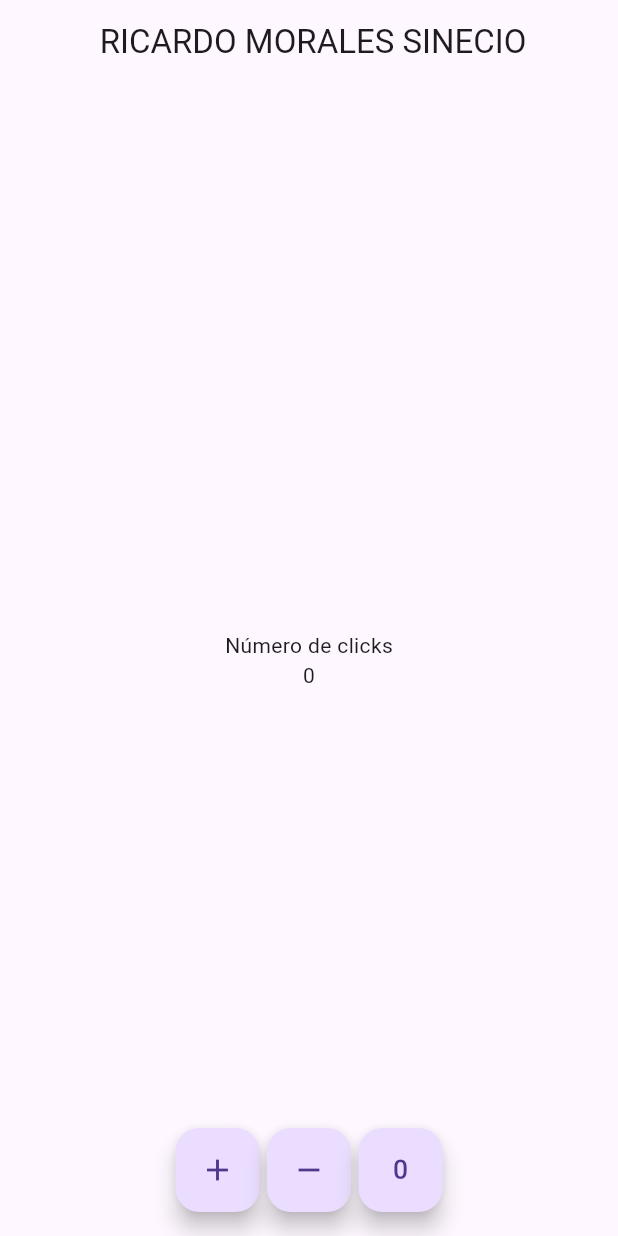
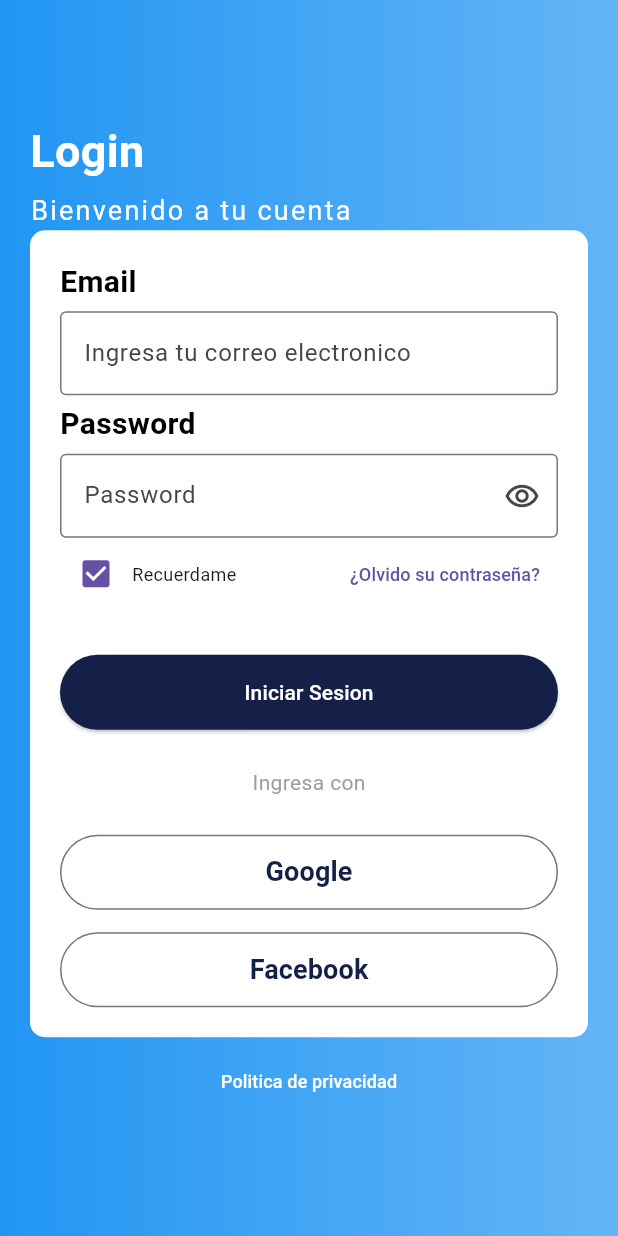
Before and after one commit to RicardoMorales04/appFlutter, a Flutter app: the screen it shows after launch, on a phone screen of 412 x 824 dp. Run offline on Flutter 3.47's test engine with Material 3 defaults, Android fonts, the phone set to English and light mode, and no system bars.

Commit message:
Second commit

```diff
--- a/lib/main.dart
+++ b/lib/main.dart
@@ -1,4 +1,5 @@
-import 'package:countertest/pages/home_pages.dart';
+//import 'package:countertest/pages/home_pages.dart';
+import 'package:countertest/pages/login_pages.dart';
 import 'package:flutter/material.dart';
 
 void main() => runApp(const MyApp());
@@ -10,7 +11,7 @@ class MyApp extends StatelessWidget {
   Widget build(BuildContext context) {
     return const MaterialApp(
       title: 'Material App',
-      home: HomePage(),
+      home: LoginPage(),
     );
   }
 }
--- /dev/null
+++ b/lib/pages/login_pages.dart
@@ -0,0 +1,297 @@
+import 'package:flutter/material.dart';
+
+class LoginPage extends StatefulWidget {
+  const LoginPage({super.key});
+
+  @override
+  State<LoginPage> createState() => _LoginPageState();
+}
+
+class _LoginPageState extends State<LoginPage> {
+  @override
+  Widget build(BuildContext context) {
+    return const Scaffold(
+      body: Stack(
+        children: [
+          Fondo(),
+          Contenido(),
+        ],
+      ),
+    );
+  }
+}
+
+class Fondo extends StatelessWidget {
+  const Fondo({super.key});
+
+  @override
+  Widget build(BuildContext context) {
+    return Container(
+      decoration: BoxDecoration(
+          gradient: LinearGradient(
+        colors: [Colors.blue.shade300, Colors.blue],
+        begin: Alignment.centerRight,
+        end: Alignment.centerLeft,
+      )),
+    );
+  }
+}
+
+class Contenido extends StatefulWidget {
+  const Contenido({super.key});
+
+  @override
+  State<Contenido> createState() => _ContenidoState();
+}
+
+class _ContenidoState extends State<Contenido> {
+  @override
+  Widget build(BuildContext context) {
+    return const Padding(
+      padding: EdgeInsets.symmetric(horizontal: 20),
+      child: Column(
+        mainAxisAlignment: MainAxisAlignment.center,
+        crossAxisAlignment: CrossAxisAlignment.start,
+        children: [
+          Text(
+            'Login',
+            style: TextStyle(
+              color: Colors.white,
+              fontWeight: FontWeight.bold,
+              fontSize: 30,
+            ),
+          ),
+          SizedBox(
+            height: 5,
+          ),
+          Text(
+            'Bienvenido a tu cuenta',
+            style: TextStyle(
+              color: Colors.white,
+              fontSize: 18,
+              letterSpacing: 1.5,
+            ),
+          ),
+          Datos(),
+          SizedBox(
+            height: 5,
+          ),
+          Privacidad(),
+        ],
+      ),
+    );
+  }
+}
+
+class Datos extends StatefulWidget {
+  const Datos({super.key});
+
+  @override
+  State<Datos> createState() => _DatosState();
+}
+
+class _DatosState extends State<Datos> {
+  bool showPassword = true;
+
+  @override
+  Widget build(BuildContext context) {
+    return Container(
+      padding: const EdgeInsets.all(20),
+      decoration: BoxDecoration(
+        borderRadius: BorderRadius.circular(10),
+        color: Colors.white,
+      ),
+      child: Column(
+        crossAxisAlignment: CrossAxisAlignment.start,
+        children: [
+          const Text(
+            'Email',
+            style: TextStyle(
+              color: Colors.black,
+              fontWeight: FontWeight.bold,
+              fontSize: 20,
+            ),
+          ),
+          const SizedBox(
+            height: 5,
+          ),
+          TextFormField(
+            keyboardType: TextInputType.emailAddress,
+            decoration: const InputDecoration(
+              border: OutlineInputBorder(),
+              hintText: 'Ingresa tu correo electronico',
+            ),
+          ),
+          const SizedBox(
+            height: 5,
+          ),
+          const Text(
+            'Password',
+            style: TextStyle(
+              color: Colors.black,
+              fontWeight: FontWeight.bold,
+              fontSize: 20,
+            ),
+          ),
+          const SizedBox(
+            height: 5,
+          ),
+          TextFormField(
+            obscureText: showPassword,
+            decoration: InputDecoration(
+              border: const OutlineInputBorder(),
+              hintText: 'Password',
+              suffixIcon: IconButton(
+                icon: const Icon(Icons.remove_red_eye_outlined),
+                onPressed: () => {
+                  setState(() {
+                    showPassword == true
+                        ? showPassword = true
+                        : showPassword = false;
+                  }),
+                },
+              ),
+            ),
+          ),
+          const Remember(),
+          const SizedBox(
+            height: 30,
+          ),
+          const Botones(),
+        ],
+      ),
+    );
+  }
+}
+
+class Remember extends StatefulWidget {
+  const Remember({super.key});
+
+  @override
+  State<Remember> createState() => _RememberState();
+}
+
+class _RememberState extends State<Remember> {
+  bool ischecked = true;
+
+  @override
+  Widget build(BuildContext context) {
+    return Row(
+      children: [
+        Checkbox(
+            value: ischecked,
+            onChanged: (value) => {
+                  setState(() => ischecked == false
+                      ? ischecked = true
+                      : ischecked = false),
+                }),
+        const Text(
+          'Recuerdame',
+          style: TextStyle(fontSize: 12),
+        ),
+        const Spacer(),
+        TextButton(
+            onPressed: () => {},
+            child: const Text(
+              '¿Olvido su contraseña?',
+              style: TextStyle(fontSize: 12),
+            )),
+      ],
+    );
+  }
+}
+
+class Botones extends StatelessWidget {
+  const Botones({super.key});
+
+  @override
+  Widget build(BuildContext context) {
+    return Column(
+      children: [
+        SizedBox(
+          width: double.infinity,
+          height: 50,
+          child: ElevatedButton(
+            onPressed: () => {},
+            style: ButtonStyle(
+              backgroundColor: MaterialStateProperty.all<Color>(
+                const Color(0xff142047),
+              ),
+            ),
+            child: const Text('Iniciar Sesion',
+                style: TextStyle(color: Colors.white)),
+          ),
+        ),
+        const SizedBox(
+          height: 25,
+          width: double.infinity,
+        ),
+        const Text(
+          "Ingresa con",
+          style: TextStyle(
+            color: Colors.grey,
+          ),
+        ),
+        const SizedBox(
+          height: 25,
+          width: double.infinity,
+        ),
+        SizedBox(
+          width: double.infinity,
+          height: 50,
+          child: OutlinedButton(
+            onPressed: () => {},
+            child: const Text(
+              'Google',
+              style: TextStyle(
+                color: Color(0xff142047),
+                fontWeight: FontWeight.bold,
+                fontSize: 18,
+              ),
+            ),
+          ),
+        ),
+        const SizedBox(
+          height: 15,
+          width: double.infinity,
+        ),
+        SizedBox(
+          width: double.infinity,
+          height: 50,
+          child: OutlinedButton(
+            onPressed: () => {},
+            child: const Text(
+              'Facebook',
+              style: TextStyle(
+                color: Color(0xff142047),
+                fontWeight: FontWeight.bold,
+                fontSize: 18,
+              ),
+            ),
+          ),
+        ),
+      ],
+
+    );
+  }
+}
+
+class Privacidad extends StatelessWidget {
+  const Privacidad({super.key});
+
+  @override
+  Widget build(BuildContext context) {
+    return Center(
+      child: TextButton(
+        onPressed: () => {},
+        child: const Text(
+          'Politica de privacidad',
+          style: TextStyle(
+            color: Colors.white,
+            fontSize: 12,
+          ),
+        ),
+      ),
+    );
+  }
+}
```
